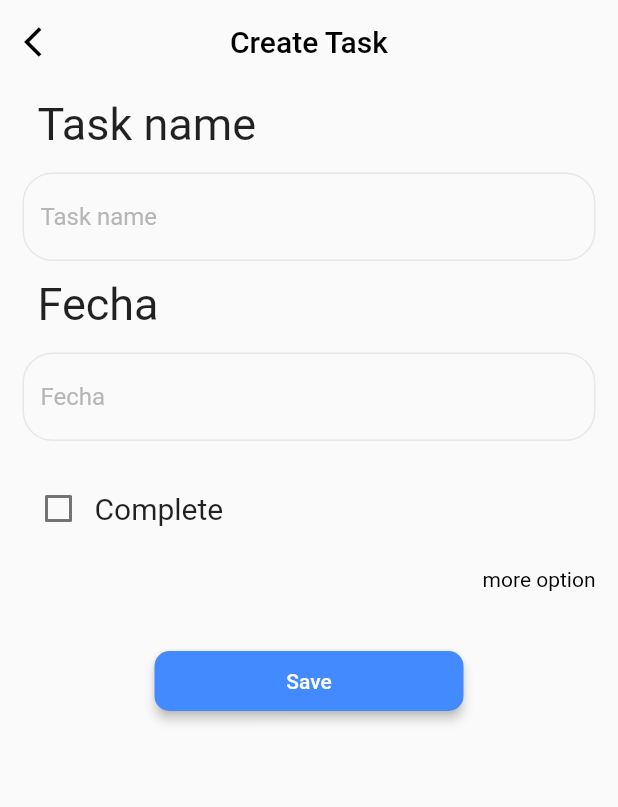
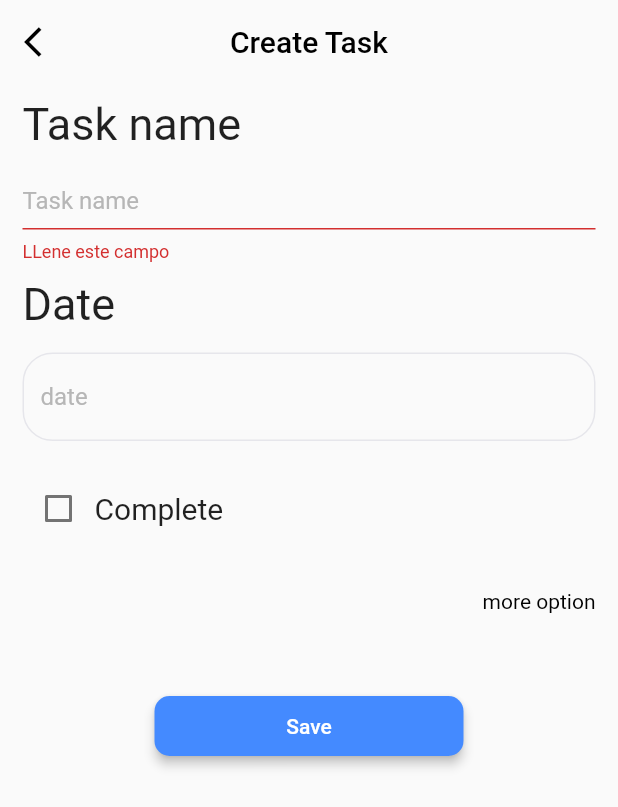
Before and after one commit to CesarOvilla/task_manager, a Flutter app: the FormTaskPage screen opened by its route, after a tap on "Save", on a phone screen of 412 x 824 dp. Shown: the top 807 px of the screen. Run offline on Flutter 3.47's test engine with Material 2 defaults, Android fonts, the phone set to English and light mode, and no system bars; our stand-ins replace animate_do, get; network calls fail.

Commit message:
minor changes in service and modification of the form

```diff
--- /dev/null
+++ b/lib/model/task_model.dart
@@ -0,0 +1,48 @@
+import 'dart:convert';
+
+TaskModel taskBasicModelFromJson(String str) =>
+    TaskModel.fromJson(json.decode(str));
+
+class TaskModel {
+  TaskModel({
+    this.id,
+    required this.title,
+    required this.isCompleted,
+    this.dueDate,
+    this.comments,
+    this.description,
+    this.tags,
+    this.token,
+  });
+
+  final int? id;
+  final String title;
+  final int isCompleted;
+  final String? dueDate;
+  final String? comments;
+  final String? description;
+  final String? tags;
+  final String? token;
+
+  factory TaskModel.fromJson(Map<String, dynamic> json) => TaskModel(
+        id: json["id"],
+        title: json["title"],
+        isCompleted: json["is_completed"],
+        dueDate: json["due_date"],
+        comments: json["comments"],
+        description: json["description"],
+        tags: json["tags"],
+        token: json["token"],
+      );
+
+  Map<String, dynamic> toJson() => {
+        "id": id,
+        "title": title,
+        "is_completed": isCompleted,
+        "due_date": dueDate,
+        "comments": comments,
+        "description": description,
+        "tags": tags,
+        "token": token,
+      };
+}
--- a/lib/pages/form_task/body_form.dart
+++ b/lib/pages/form_task/body_form.dart
@@ -16,15 +16,20 @@ class BodyForm extends StatelessWidget {
   Widget build(BuildContext context) {
     FormTaskProvider provider = Get.find();
     return Form(
+      key: provider.keyForm,
+      autovalidateMode: AutovalidateMode.onUserInteraction,
       child: Column(
         children: [
-          const TextFieldCustom(
+          TextFieldCustom(
             labelText: 'Task name',
             hintText: 'Task name',
+            validate: true,
+            controller: provider.taskNameText,
           ),
-          const TextFieldCustom(
-            labelText: 'Fecha',
-            hintText: 'Fecha',
+          TextFieldCustom(
+            labelText: 'Date',
+            hintText: 'date',
+            controller: provider.dateText,
           ),
           Obx(
             () => CheckboxCustom(
@@ -38,20 +43,21 @@ class BodyForm extends StatelessWidget {
                 ? ZoomIn(
                     animate: provider.moreOption.value,
                     child: Column(
-                      children: const [
+                      children: [
                         TextFieldCustom(
                           labelText: 'Comentarios',
                           hintText: 'Comentarios',
+                          controller: provider.commentText,
                         ),
                         TextFieldCustom(
-                          height: 100,
                           labelText: 'Description',
                           hintText: 'Description',
+                          controller: provider.descriptionText,
                         ),
                         TextFieldCustom(
-                          height: 100,
                           labelText: 'TAG',
                           hintText: 'tags',
+                          controller: provider.tagText,
                         ),
                       ],
                     ),
@@ -60,7 +66,7 @@ class BodyForm extends StatelessWidget {
           ),
           Obx(
             () => Container(
-              padding: const EdgeInsets.symmetric(horizontal: 15),
+              padding: const EdgeInsets.symmetric(horizontal: 15, vertical: 15),
               alignment: Alignment.centerRight,
               child: LinkText(
                   text:
--- a/lib/pages/form_task/button_form.dart
+++ b/lib/pages/form_task/button_form.dart
@@ -1,5 +1,6 @@
 import 'package:flutter/material.dart';
 import 'package:get/get.dart';
+import 'package:task_manager/provider/form_task_provider.dart';
 import 'package:task_manager/widgets/elevatedbutton_custom.dart';
 
 class ButtonForm extends StatelessWidget {
@@ -7,10 +8,12 @@ class ButtonForm extends StatelessWidget {
 
   @override
   Widget build(BuildContext context) {
+    FormTaskProvider provider = Get.find();
+
     return Padding(
       padding: const EdgeInsets.symmetric(vertical: 40),
       child: ElevatedButtonCustom(
-        function: () {},
+        function: provider.saveRegister,
         text: 'Save',
         primaryColor: Colors.blueAccent,
         height: 40,
--- a/lib/provider/form_task_provider.dart
+++ b/lib/provider/form_task_provider.dart
@@ -1,11 +1,32 @@
+import 'package:flutter/material.dart';
 import 'package:get/get.dart';
+import 'package:task_manager/model/task_model.dart';
+import 'package:task_manager/service/task_service.dart';
 
 class FormTaskProvider extends GetxController {
+  final GlobalKey<FormState> _keyForm = GlobalKey<FormState>();
+  final TextEditingController _taskNameText = TextEditingController();
+  final TextEditingController _dateText = TextEditingController();
+  final TextEditingController _commentText = TextEditingController();
+  final TextEditingController _descriptionText = TextEditingController();
+  final TextEditingController _tagText = TextEditingController();
+
+  // final TextEditingController _fechaText = TextEditingController(
+  //   text: DateFormat('yyyy-MM-dd').format(DateTime.now().toLocal()),
+  // );
+
   final RxBool _moreOption = false.obs;
   final RxBool _complete = false.obs;
 
   RxBool get moreOption => _moreOption;
   RxBool get complete => _complete;
+
+  GlobalKey<FormState> get keyForm => _keyForm;
+  TextEditingController get taskNameText => _taskNameText;
+  TextEditingController get dateText => _dateText;
+  TextEditingController get commentText => _commentText;
+  TextEditingController get descriptionText => _descriptionText;
+  TextEditingController get tagText => _tagText;
 
   void changeComplete(bool? value) {
     _complete.value = value!;
@@ -14,4 +35,21 @@ class FormTaskProvider extends GetxController {
   void changeOption(bool value) {
     _moreOption.value = value;
   }
+
+  Future<void> saveRegister() async {
+    if (_keyForm.currentState!.validate()) {
+      _keyForm.currentState!.save();
+      TaskService service = TaskService();
+      TaskModel task = TaskModel(
+        title: _taskNameText.text,
+        isCompleted: _complete.value ? 1 : 0,
+        // comments: _commentText.text,
+        // description: descriptionText.text,
+        // dueDate: dateText.text,
+        token: 'prueba',
+        // tags: _tagText.text,
+      );
+      service.postTask(task);
+    }
+  }
 }
--- a/lib/widgets/textfield_custom.dart
+++ b/lib/widgets/textfield_custom.dart
@@ -1,5 +1,6 @@
 import 'package:flutter/material.dart';
 import 'package:get/get.dart';
+import 'package:task_manager/widgets/text_custom.dart';
 
 class TextFieldCustom extends StatelessWidget {
   const TextFieldCustom({
@@ -11,6 +12,7 @@ class TextFieldCustom extends StatelessWidget {
     this.height,
     this.width,
     this.maxLine,
+    this.validate = false,
     required this.hintText,
   }) : super(key: key);
 
@@ -21,6 +23,8 @@ class TextFieldCustom extends StatelessWidget {
   final String? labelText;
   final IconData? icon;
   final int? maxLine;
+  final bool validate;
+
 
   final TextEditingController? controller;
 
@@ -32,18 +36,16 @@ class TextFieldCustom extends StatelessWidget {
     );
 
     return Padding(
-      padding: const EdgeInsets.symmetric(horizontal: 15  , vertical: 5),
+      padding: const EdgeInsets.symmetric(horizontal: 15, vertical: 5),
       child: Column(
         mainAxisSize: MainAxisSize.min,
         crossAxisAlignment: CrossAxisAlignment.start,
         children: [
           Padding(
-            padding: const EdgeInsets.only(left: 10, bottom: 15),
-            child: Text(
+            padding: const EdgeInsets.only(bottom: 15),
+            child: TextCustom(
               labelText!,
-              style: const TextStyle(
-                fontSize: 30,
-              ),
+              fontSize: 30,
             ),
           ),
           SizedBox(
@@ -67,10 +69,18 @@ class TextFieldCustom extends StatelessWidget {
                 hintStyle:
                     hintStyle ?? const TextStyle(color: Color(0xffb6b6b6)),
               ),
+              validator: validate? validator : null,
             ),
           ),
         ],
       ),
     );
   }
+
+  String? validator(String? value) {
+    if (value!.isEmpty) {
+      return "LLene este campo";
+    }
+    return null;
+  }
 }
```
Also changed, not shown: lib/model/task_basic_model.dart (deleted, +0 -26 lines), lib/provider/principal_provider.dart (+5 -10 lines), lib/service/task_service.dart (+27 -5 lines).
